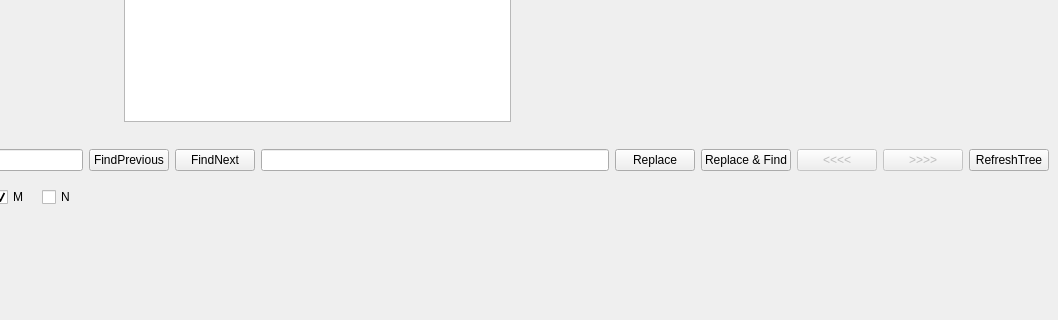
ic005k/Xiasl, file mainwindow.ui: the form before one commit; both pictures show x 382 to 1440 and y 203 to 523 of the 1440 by 730 pixel window.
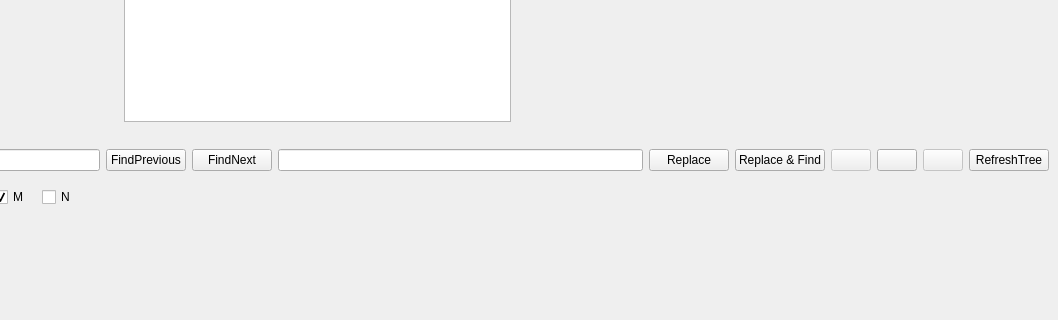
The form after the commit. Icons and pictures are not drawn.

```diff
--- a/mainwindow.ui
+++ b/mainwindow.ui
@@ -69,21 +69,34 @@
        <bool>false</bool>
       </property>
       <property name="text">
-       <string>&lt;&lt;&lt;&lt;</string>
+       <string/>
       </property>
      </widget>
     </item>
     <item row="0" column="8">
-     <widget class="QPushButton" name="btnNextError">
-      <property name="enabled">
-       <bool>false</bool>
+     <widget class="QPushButton" name="btnCompile">
+      <property name="toolTip">
+       <string>Compile</string>
       </property>
       <property name="text">
-       <string>&gt;&gt;&gt;&gt;</string>
+       <string/>
       </property>
      </widget>
     </item>
     <item row="0" column="9">
+     <widget class="QPushButton" name="btnNextError">
+      <property name="enabled">
+       <bool>false</bool>
+      </property>
+      <property name="toolTip">
+       <string>Go to the next error</string>
+      </property>
+      <property name="text">
+       <string/>
+      </property>
+     </widget>
+    </item>
+    <item row="0" column="10">
      <widget class="QPushButton" name="btnRefreshTree">
       <property name="text">
        <string>RefreshTree</string>
```
Left out of the diff: 25 changed lines with no effect on the pictures.
